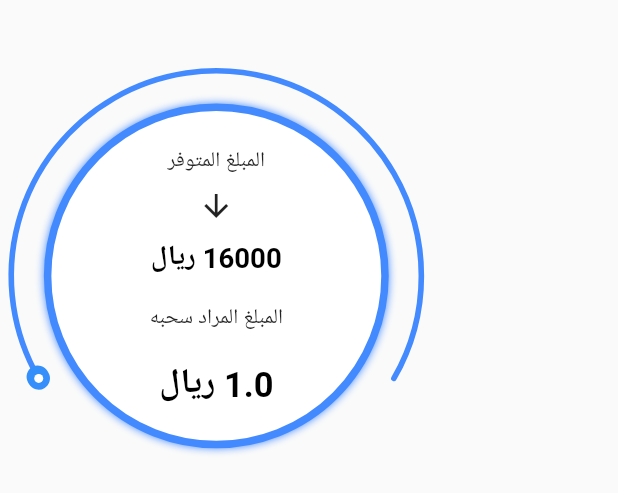
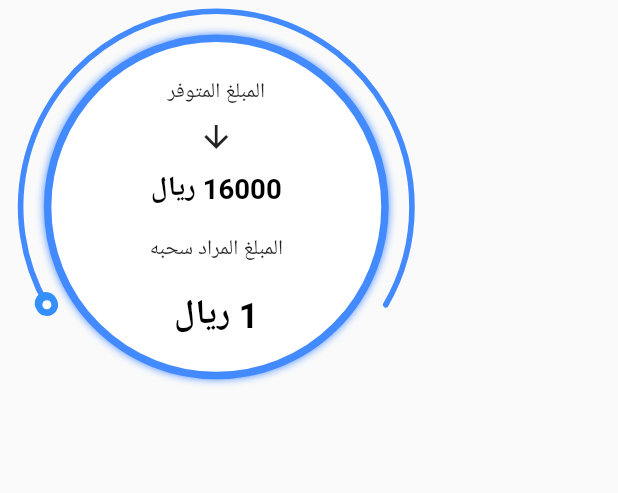
Before and after one commit to HoussemBousmaha/Ezan, a Flutter app: the CustomSlider widget shown alone on an empty page, opened directly, on a phone screen of 412 x 824 dp. Shown: the top 493 px of the screen. Run offline on Flutter 3.47's test engine with Material 2 defaults, Android fonts, the phone set to English and light mode, and no system bars; drawn by our look-alikes of sleek_circular_slider; our stand-ins replace flutter_hooks, flutter_svg, google_fonts, hooks_riverpod; Roboto replaces fonts that are missing (Mada); statements that could not run were skipped.

Commit message:
some modifications to the loan screen

```diff
--- a/lib/screens/loan_screen.dart/components/slider.dart
+++ b/lib/screens/loan_screen/components/slider.dart
@@ -11,7 +11,7 @@ class CustomSlider extends StatelessWidget {
   Widget build(BuildContext context) {
     return SizedBox(
       width: SizeConfig.screenWidth * 0.7,
-      height: SizeConfig.height(400),
+      height: SizeConfig.height(300),
       child: SleekCircularSlider(
         innerWidget: (percentage) {
           return Container(
@@ -56,7 +56,7 @@ class CustomSlider extends StatelessWidget {
                   ),
                   SizeConfig.addVerticalSpace(20),
                   Text(
-                    '${percentage.roundToDouble()} ريال',
+                    '${percentage.toInt()} ريال',
                     style: TextStyle(
                       fontSize: SizeConfig.height(25),
                       fontWeight: FontWeight.bold,
```
Also changed, not shown: lib/screens/loan_screen/loan_screen.dart (renamed from lib/screens/loan_screen.dart/loan_screen.dart, +13 -23 lines), lib/screens/loan_screen/components/success_dialog.dart (renamed from lib/screens/loan_screen.dart/components/success_dialog.dart).
